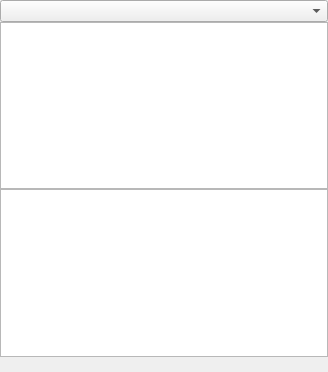
First picture: the form in chisurf/models/parse/parseWidget.ui, repository Fluorescence-Tools/chisurf, before the edit.
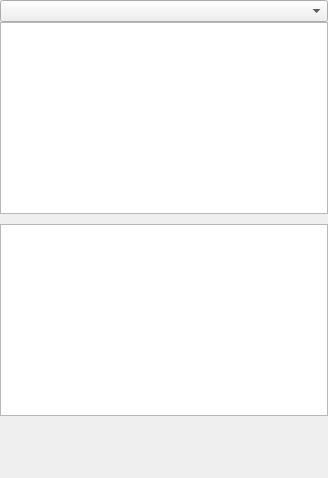
Second picture: the form after the edit.

What changed in the file:
```diff
--- a/chisurf/models/parse/parseWidget.ui
+++ b/chisurf/models/parse/parseWidget.ui
@@ -7,7 +7,7 @@
     <x>0</x>
     <y>0</y>
     <width>328</width>
-    <height>372</height>
+    <height>478</height>
    </rect>
   </property>
   <property name="windowTitle">
@@ -39,9 +39,6 @@
      </property>
     </widget>
    </item>
-   <item>
-    <widget class="QPlainTextEdit" name="plainTextEdit"/>
-   </item>
    <item>
     <layout class="QGridLayout" name="gridLayout_2">
      <property name="spacing">
@@ -50,16 +47,12 @@
     </layout>
    </item>
    <item>
-    <layout class="QVBoxLayout" name="verticalLayout">
-     <property name="spacing">
-      <number>0</number>
-     </property>
-    </layout>
-   </item>
-   <item>
-    <widget class="QTextEdit" name="textEdit">
-     <property name="readOnly">
-      <bool>true</bool>
+    <widget class="QPlainTextEdit" name="plainTextEdit">
+     <property name="sizePolicy">
+      <sizepolicy hsizetype="Minimum" vsizetype="Minimum">
+       <horstretch>0</horstretch>
+       <verstretch>0</verstretch>
+      </sizepolicy>
      </property>
     </widget>
    </item>
@@ -68,14 +61,30 @@
      <property name="orientation">
       <enum>Qt::Vertical</enum>
      </property>
+     <property name="sizeType">
+      <enum>QSizePolicy::Fixed</enum>
+     </property>
      <property name="sizeHint" stdset="0">
       <size>
        <width>20</width>
-       <height>40</height>
+       <height>10</height>
       </size>
      </property>
     </spacer>
    </item>
+   <item>
+    <widget class="QTextEdit" name="textEdit">
+     <property name="sizePolicy">
+      <sizepolicy hsizetype="Minimum" vsizetype="Minimum">
+       <horstretch>0</horstretch>
+       <verstretch>0</verstretch>
+      </sizepolicy>
+     </property>
+     <property name="readOnly">
+      <bool>true</bool>
+     </property>
+    </widget>
+   </item>
    <item>
     <spacer name="verticalSpacer">
      <property name="orientation">
```
Left out of the diff: 6 changed lines with no effect on the pictures.
